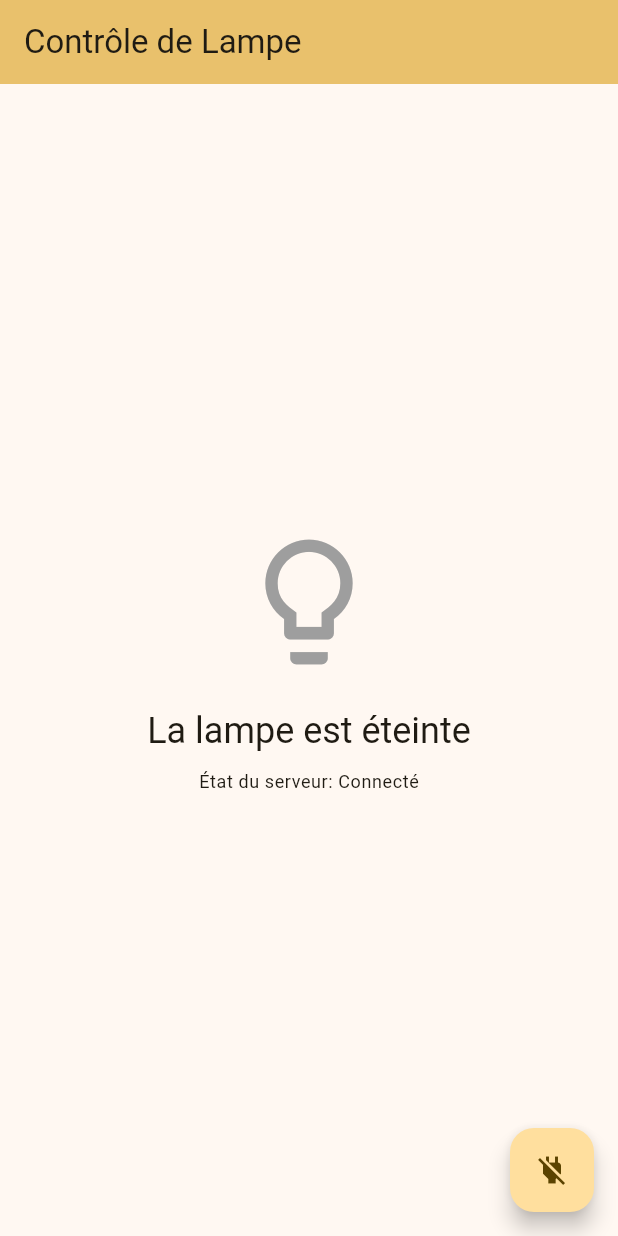
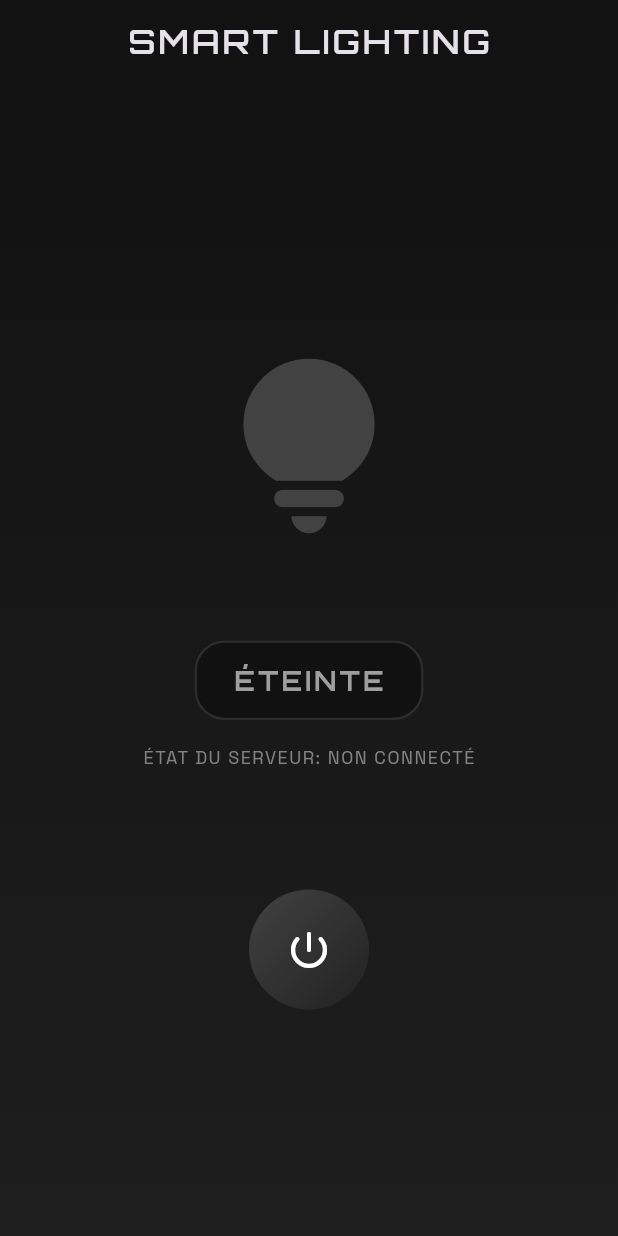
Before and after one commit to integration-deploy-ynov/integration-deploy-ynov, a Flutter app: the screen it shows after launch, on a phone screen of 412 x 824 dp. Run offline on Flutter 3.47's test engine with Material 3 defaults, Android fonts, the phone set to English and light mode, and no system bars; drawn by our look-alikes of flutter_animate; our stand-ins replace google_fonts; network calls fail.

Commit message:
feat: enhance UI with animations and custom fonts, update dependencies

```diff
--- a/mobile/lib/main.dart
+++ b/mobile/lib/main.dart
@@ -1,6 +1,8 @@
 import 'package:flutter/material.dart';
 import 'package:http/http.dart' as http;
 import 'dart:convert';
+import 'package:flutter_animate/flutter_animate.dart';
+import 'package:google_fonts/google_fonts.dart';
 
 void main() {
   runApp(const MyApp());
@@ -12,12 +14,19 @@ class MyApp extends StatelessWidget {
   @override
   Widget build(BuildContext context) {
     return MaterialApp(
-      title: 'Contrôle de Lampe',
+      title: 'Smart Lighting',
       debugShowCheckedModeBanner: false,
       theme: ThemeData(
-        colorScheme: ColorScheme.fromSeed(seedColor: Colors.amber),
+        colorScheme: ColorScheme.fromSeed(
+          seedColor: const Color(0xFF6E56F7),
+          brightness: Brightness.dark,
         ),
-      home: const MyHomePage(title: 'Contrôle de Lampe'),
+        useMaterial3: true,
+        textTheme: GoogleFonts.spaceGroteskTextTheme(
+          Theme.of(context).textTheme.apply(bodyColor: Colors.white),
+        ),
+      ),
+      home: const MyHomePage(title: 'SMART LIGHTING'),
     );
   }
 }
@@ -30,17 +39,29 @@ class MyHomePage extends StatefulWidget {
   State<MyHomePage> createState() => _MyHomePageState();
 }
 
-class _MyHomePageState extends State<MyHomePage> {
+class _MyHomePageState extends State<MyHomePage> with SingleTickerProviderStateMixin {
   bool _isLampOn = false;
   // URL de base pour l'API - à modifier selon votre backend
   final String apiUrl = 'http://localhost:3000/api';
   bool _isLoading = false;
+  late AnimationController _animationController;
+  String _serverStatus = "NON CONNECTÉ";
 
   @override
   void initState() {
     super.initState();
+    _animationController = AnimationController(
+      vsync: this,
+      duration: const Duration(milliseconds: 600),
+    );
     // Vérifier l'état initial de la lampe au démarrage
     _fetchLampStatus();
+  }
+
+  @override
+  void dispose() {
+    _animationController.dispose();
+    super.dispose();
   }
 
   // Récupérer l'état actuel de la lampe depuis le backend
@@ -56,11 +77,24 @@ class _MyHomePageState extends State<MyHomePage> {
         final data = jsonDecode(response.body);
         setState(() {
           _isLampOn = data['status'] == 'on';
+          _serverStatus = "CONNECTÉ";
+        });
+        if (_isLampOn) {
+          _animationController.forward();
+        } else {
+          _animationController.reverse();
+        }
+      } else {
+        setState(() {
+          _serverStatus = "ERREUR";
         });
       }
     } catch (e) {
       // En cas d'erreur, on peut supposer que la lampe est éteinte
       print('Erreur lors de la récupération de l\'état de la lampe: $e');
+      setState(() {
+        _serverStatus = "NON CONNECTÉ";
+      });
     } finally {
       setState(() {
         _isLoading = false;
@@ -85,18 +119,43 @@ class _MyHomePageState extends State<MyHomePage> {
       if (response.statusCode == 200) {
         setState(() {
           _isLampOn = !_isLampOn;
+          _serverStatus = "CONNECTÉ";
         });
+
+        if (_isLampOn) {
+          _animationController.forward();
+        } else {
+          _animationController.reverse();
+        }
       } else {
         // Afficher une erreur si la requête échoue
+        setState(() {
+          _serverStatus = "ERREUR";
+        });
+        if (mounted) {
           ScaffoldMessenger.of(context).showSnackBar(
-          SnackBar(content: Text('Erreur lors du changement d\'état de la lampe')),
+            SnackBar(
+              content: Text('Erreur lors du changement d\'état de la lampe'),
+              backgroundColor: Colors.red.shade900,
+              behavior: SnackBarBehavior.floating,
+            ),
           );
+        }
       }
     } catch (e) {
       print('Erreur lors de la communication avec le backend: $e');
+      setState(() {
+        _serverStatus = "NON CONNECTÉ";
+      });
+      if (mounted) {
         ScaffoldMessenger.of(context).showSnackBar(
-        SnackBar(content: Text('Erreur de connexion avec le serveur')),
+          SnackBar(
+            content: Text('Erreur de connexion avec le serveur'),
+            backgroundColor: Colors.red.shade900,
+            behavior: SnackBarBehavior.floating,
+          ),
         );
+      }
     } finally {
       setState(() {
         _isLoading = false;
@@ -107,39 +166,159 @@ class _MyHomePageState extends State<MyHomePage> {
   @override
   Widget build(BuildContext context) {
     return Scaffold(
+      backgroundColor: const Color(0xFF121212),
       appBar: AppBar(
-        backgroundColor: Theme.of(context).colorScheme.inversePrimary,
-        title: Text(widget.title),
+        backgroundColor: Colors.transparent,
+        elevation: 0,
+        title: Text(
+          widget.title,
+          style: GoogleFonts.orbitron(
+            fontSize: 22,
+            fontWeight: FontWeight.w600,
+            letterSpacing: 2.0,
           ),
-      body: Center(
+        ),
+        centerTitle: true,
+      ),
+      body: Container(
+        width: double.infinity,
+        decoration: BoxDecoration(
+          gradient: LinearGradient(
+            begin: Alignment.topCenter,
+            end: Alignment.bottomCenter,
+            colors: [
+              const Color(0xFF121212),
+              const Color(0xFF1E1E1E),
+            ],
+          ),
+        ),
         child: Column(
           mainAxisAlignment: MainAxisAlignment.center,
           children: <Widget>[
-            _isLoading
-              ? const CircularProgressIndicator()
-              : Icon(
-                  _isLampOn ? Icons.lightbulb : Icons.lightbulb_outline,
-                  size: 100,
-                  color: _isLampOn ? Colors.yellow : Colors.grey,
+            if (_isLoading)
+              const CircularProgressIndicator(
+                color: Color(0xFF6E56F7),
+              ).animate().fadeIn()
+            else
+              AnimatedBuilder(
+                animation: _animationController,
+                builder: (context, child) {
+                  return Container(
+                    height: 180,
+                    width: 180,
+                    decoration: BoxDecoration(
+                      shape: BoxShape.circle,
+                      boxShadow: _isLampOn
+                          ? [
+                              BoxShadow(
+                                color: const Color(0xFF6E56F7).withOpacity(0.3),
+                                blurRadius: 30,
+                                spreadRadius: 10,
                               ),
-            const SizedBox(height: 20),
+                            ]
+                          : [],
+                    ),
+                    child: Icon(
+                      Icons.lightbulb_rounded,
+                      size: 140,
+                      color: _isLampOn
+                          ? const Color(0xFF6E56F7)
+                          : Colors.grey[800],
+                    ),
+                  ).animate()
+                   .scale(
+                     duration: 600.ms,
+                     curve: Curves.easeOutBack,
+                     begin: const Offset(0.9, 0.9),
+                     end: const Offset(1.0, 1.0),
+                   );
+                },
+              ),
+            const SizedBox(height: 40),
+            // Status indicator
+            Container(
+              padding: const EdgeInsets.symmetric(horizontal: 24, vertical: 12),
+              decoration: BoxDecoration(
+                color: Colors.black.withOpacity(0.3),
+                borderRadius: BorderRadius.circular(20),
+                border: Border.all(
+                  color: _isLampOn
+                      ? const Color(0xFF6E56F7).withOpacity(0.5)
+                      : Colors.grey.withOpacity(0.2),
+                  width: 1.5,
+                ),
+              ),
+              child: Text(
+                _isLampOn ? 'ALLUMÉE' : 'ÉTEINTE',
+                style: GoogleFonts.orbitron(
+                  fontSize: 18,
+                  fontWeight: FontWeight.bold,
+                  letterSpacing: 2.0,
+                  color: _isLampOn ? const Color(0xFF6E56F7) : Colors.grey,
+                ),
+              ),
+            ).animate().fadeIn(delay: 200.ms).moveY(begin: 10, end: 0),
+            const SizedBox(height: 16),
+            // Connection status
             Text(
-              _isLampOn ? 'La lampe est allumée' : 'La lampe est éteinte',
-              style: Theme.of(context).textTheme.headlineSmall,
+              'ÉTAT DU SERVEUR: ${_isLoading ? 'SYNCHRONISATION' : _serverStatus}',
+              style: GoogleFonts.spaceGrotesk(
+                fontSize: 12,
+                fontWeight: FontWeight.w400,
+                color: _getServerStatusColor(),
+                letterSpacing: 1,
               ),
-            const SizedBox(height: 10),
-            Text(
-              'État du serveur: ${_isLoading ? 'En cours de communication...' : 'Connecté'}',
-              style: Theme.of(context).textTheme.bodySmall,
+            ).animate().fadeIn(delay: 400.ms),
+            const SizedBox(height: 80),
+            // Power button
+            GestureDetector(
+              onTap: _isLoading ? null : _toggleLamp,
+              child: Container(
+                height: 80,
+                width: 80,
+                decoration: BoxDecoration(
+                  shape: BoxShape.circle,
+                  gradient: LinearGradient(
+                    begin: Alignment.topLeft,
+                    end: Alignment.bottomRight,
+                    colors: [
+                      _isLampOn ? const Color(0xFF8A75FA) : Colors.grey[800]!,
+                      _isLampOn ? const Color(0xFF6E56F7) : Colors.grey[900]!,
+                    ],
                   ),
+                  boxShadow: _isLampOn
+                      ? [
+                          BoxShadow(
+                            color: const Color(0xFF6E56F7).withOpacity(0.6),
+                            blurRadius: 20,
+                            spreadRadius: 2,
+                            offset: const Offset(0, 4),
+                          ),
+                        ]
+                      : [],
+                ),
+                child: Icon(
+                  Icons.power_settings_new_rounded,
+                  size: 32,
+                  color: Colors.white,
+                ),
+              ),
+            ).animate().fadeIn(delay: 600.ms).scale(delay: 600.ms),
           ],
         ),
       ),
-      floatingActionButton: FloatingActionButton(
-        onPressed: _isLoading ? null : _toggleLamp,
-        tooltip: 'Allumer/Éteindre',
-        child: Icon(_isLampOn ? Icons.power_settings_new : Icons.power_off),
-      ),
     );
   }
+
+  Color _getServerStatusColor() {
+    switch (_serverStatus) {
+      case "CONNECTÉ":
+        return Colors.green.withOpacity(0.8);
+      case "ERREUR":
+        return Colors.red.withOpacity(0.8);
+      case "NON CONNECTÉ":
+      default:
+        return Colors.grey.withOpacity(0.8);
     }
+  }
+}
--- a/mobile/pubspec.yaml
+++ b/mobile/pubspec.yaml
@@ -35,6 +35,8 @@ dependencies:
   # Use with the CupertinoIcons class for iOS style icons.
   cupertino_icons: ^1.0.8
   http: ^1.1.0  # Package pour les requêtes HTTP au backend
+  flutter_animate: ^4.5.2
+  google_fonts: ^6.2.1
 
 dev_dependencies:
   flutter_test:
```
Also changed, not shown: mobile/pubspec.lock. Lines whose indentation alone changed are shown as unchanged.
